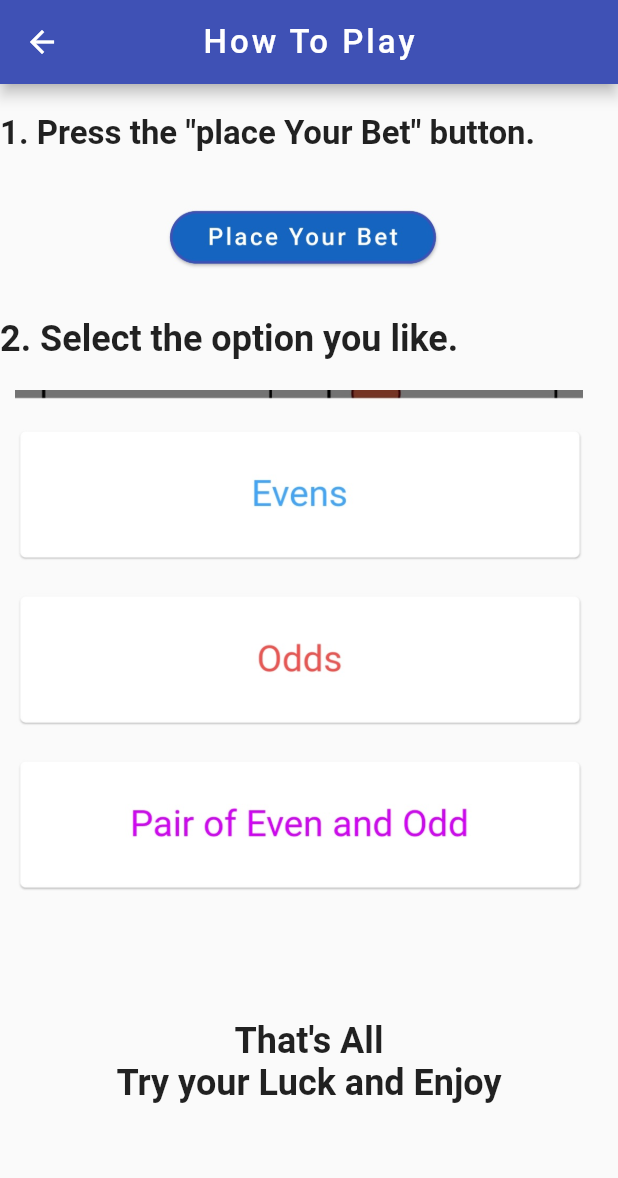
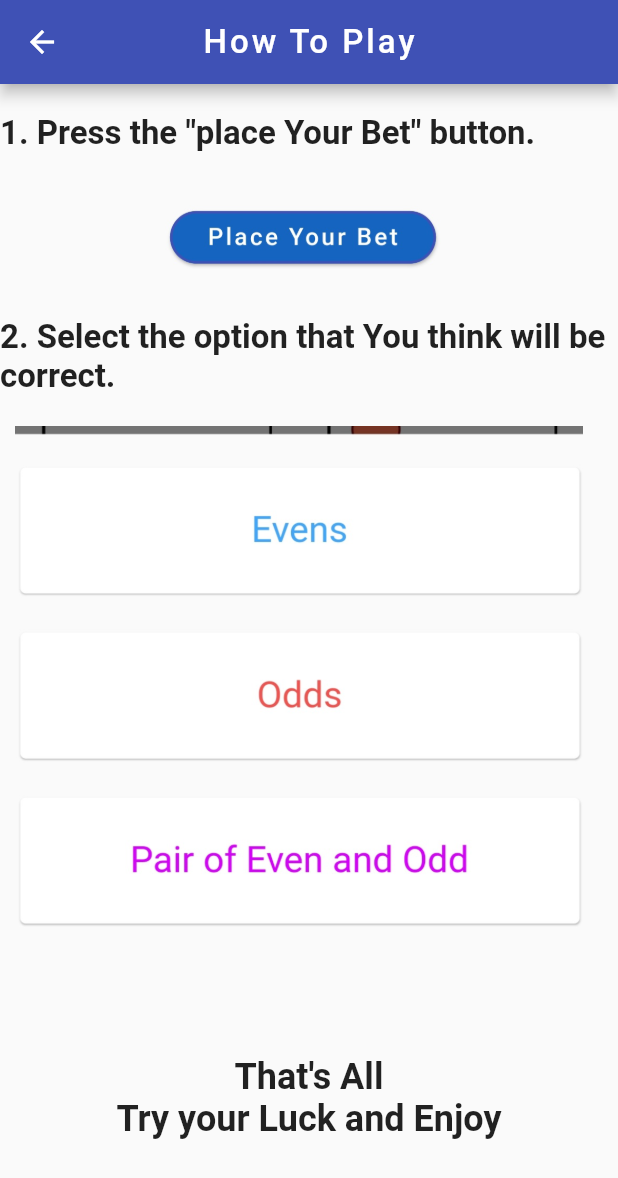
Before and after one commit to nikhil3400/rolling-dice-app, a Flutter app: the HowToPlay screen opened directly, on a phone screen of 412 x 824 dp. Shown: the top 1178 px of the screen. Run offline on Flutter 3.47's test engine with Material 2 defaults, Android fonts, the phone set to English and light mode, and no system bars.

Commit message:
updated how_to_play page

```diff
--- a/lib/how_to_play.dart
+++ b/lib/how_to_play.dart
@@ -37,9 +37,9 @@ class HowToPlay extends StatelessWidget {
              ),
            ),
            Text(
-             '2. Select the option you like.',
+             '2. Select the option that You think will be correct.',
              style: TextStyle(
-               fontSize: 24,
+               fontSize: 22,
                fontWeight: FontWeight.bold,
              ),
            ),
```
